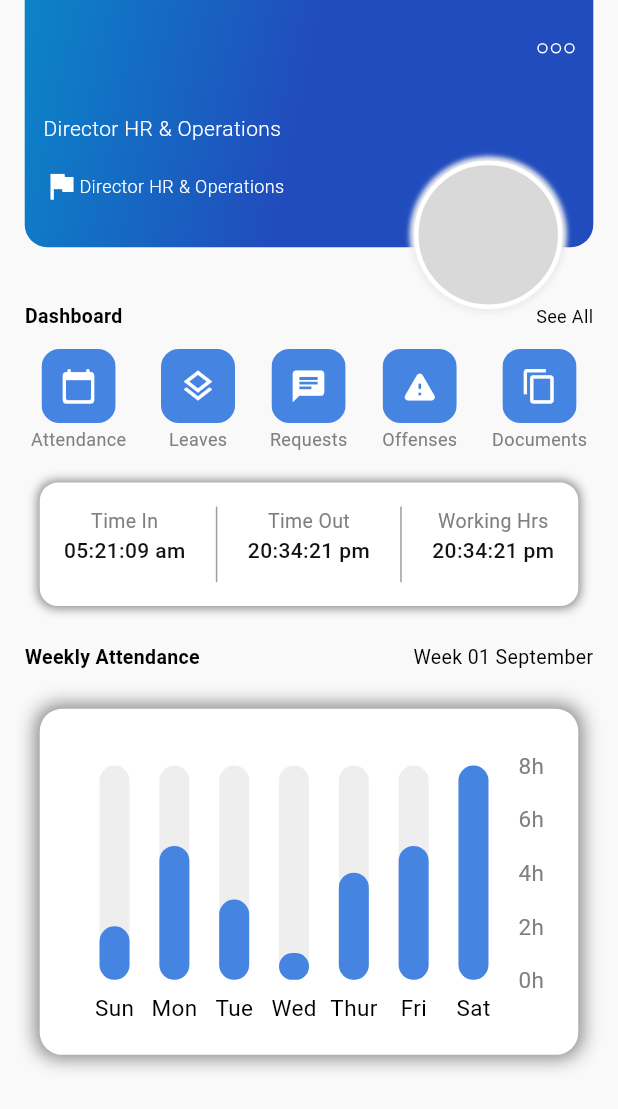
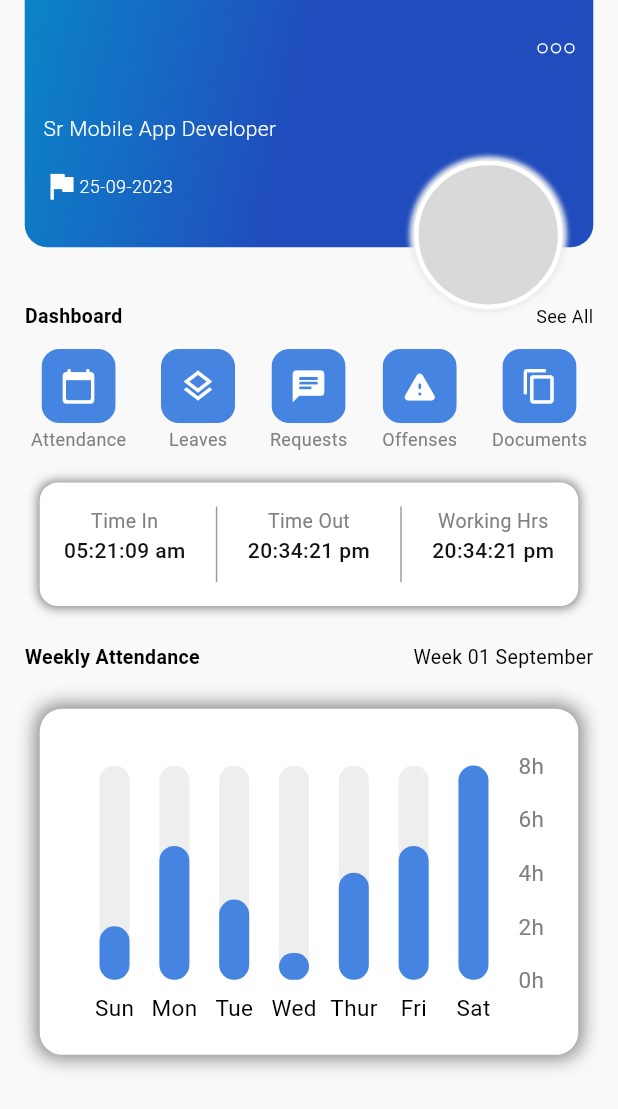
Before and after one commit to RDfahad/apphrmsnew, a Flutter app: the DashBoardScreenNew screen opened directly, on a phone screen of 412 x 824 dp. Shown: the top 1109 px of the screen. Run offline on Flutter 3.47's test engine with Material 2 defaults, Android fonts, the phone set to English and light mode, and no system bars; drawn by our look-alikes of fl_chart; our stand-ins replace flutter_bloc, get_it, hive, hive_flutter, local_auth; accounts and stored records are empty.

```diff
--- a/lib/ui/screens/dashboard/view/dashboard_screen.dart
+++ b/lib/ui/screens/dashboard/view/dashboard_screen.dart
@@ -217,7 +217,7 @@ class DashBoardScreenNew extends StatelessWidget {
                                 fontWeight: FontWeight.w600),
                           ),
                           const Text(
-                            "Director HR & Operations",
+                            "Sr Mobile App Developer",
                             style: TextStyle(
                                 color: AppColor.primaryTextWhiteColor,
                                 fontSize: 14,
@@ -233,7 +233,7 @@ class DashBoardScreenNew extends StatelessWidget {
                                 color: AppColor.primaryTextWhiteColor,
                               ),
                               Text(
-                                "Director HR & Operations",
+                                "25-09-2023",
                                 style: TextStyle(
                                     color: AppColor.primaryTextWhiteColor,
                                     fontSize: 12,
--- a/lib/utils/paths.dart
+++ b/lib/utils/paths.dart
@@ -6,12 +6,12 @@ enum EnvironmentType{local, live}
 
 class Path{
 
-  Map<String,String> defaultLiveUrl = {
+  Map<String,String> defaultLiveUrl1 = {
     'baseUrl' : 'http://192.168.100.38:8083',
     'api_route' : 'api/app',
   };
 
-  Map<String,String> defaultLiveUrl1 = {
+  Map<String,String> defaultLiveUrl = {
     'baseUrl' : 'http://hrm.manxel.com',
     'api_route' : 'api/app',
   };
```
Also changed, not shown: 14 other files.
